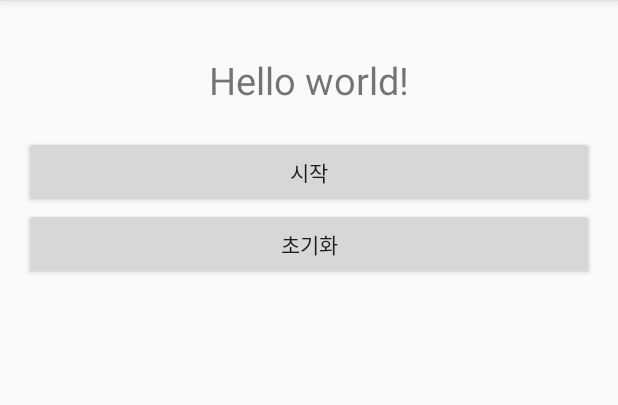
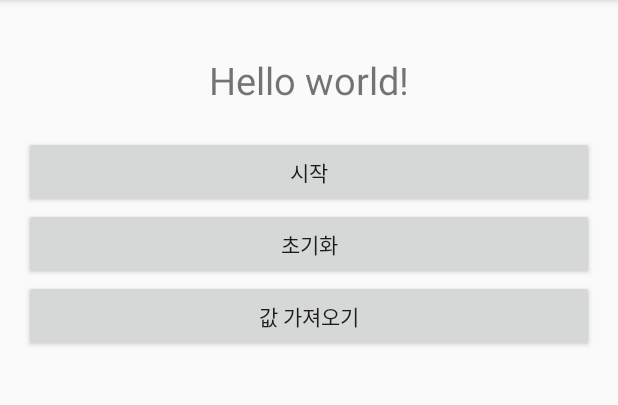
Before and after one commit to ecolo9ger/ExamRepository, an Android app: the screen it shows after launch (MainActivity), after a tap on "초기화", on a phone screen of 412 x 824 dp, the part 84-489 px from its top. Run offline under Robolectric (Android 15) with nearby library versions, the phone set to English and light mode, and no system bars.

Commit message:
뭐가 이상한것 같긴 한데...어쨌든 바운드 서비스중

```diff
--- a/HelloService/app/src/main/java/com/example/administrator/helloservice/MainActivity.java
+++ b/HelloService/app/src/main/java/com/example/administrator/helloservice/MainActivity.java
@@ -30,6 +30,10 @@ public class MainActivity extends ActionBarActivity {
         stopService(_intent);
     }
 
+    public void onClick_btnGetData(View v){
+
+    }
+
 
     @Override
     public boolean onCreateOptionsMenu(Menu menu) {
--- a/HelloService/app/src/main/java/com/example/administrator/helloservice/TimeService.java
+++ b/HelloService/app/src/main/java/com/example/administrator/helloservice/TimeService.java
@@ -59,8 +59,17 @@ public class TimeService extends Service {
         super.onDestroy();
     }
 
+
+    @Override
+    public boolean onUnbind(Intent intent) {
+
+        Log.i(DEBUG_NAME, "onUnbind" + intent);
+        return super.onUnbind(intent);
+    }
+
     @Override
     public IBinder onBind(Intent intent) {
+        Log.i(DEBUG_NAME, "onBind" + intent);
         return null;
     }
 }
--- a/HelloService/app/src/main/res/layout/activity_main.xml
+++ b/HelloService/app/src/main/res/layout/activity_main.xml
@@ -25,10 +25,18 @@
         android:layout_height="wrap_content"/>
 
     <Button
-            android:id="@+id/btnFinish"
-            android:text="초기화"
-            android:onClick="onClick_btnFinish"
-            android:layout_below="@+id/btnAction"
+        android:id="@+id/btnFinish"
+        android:text="초기화"
+        android:onClick="onClick_btnFinish"
+        android:layout_below="@+id/btnAction"
+        android:layout_width="match_parent"
+        android:layout_height="wrap_content"/>
+
+    <Button
+            android:id="@+id/btnGetData"
+            android:text="값 가져오기"
+            android:onClick="onClick_btnGetData"
+            android:layout_below="@+id/btnFinish"
             android:layout_width="match_parent"
             android:layout_height="wrap_content"/>
 </RelativeLayout>
```
